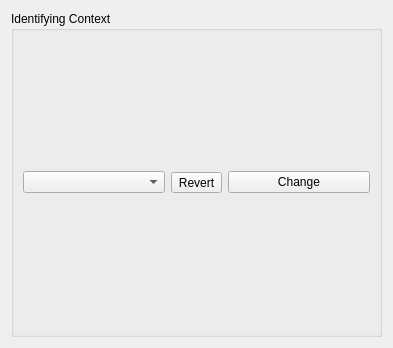
Old version of the form src/pyphoplacecellanalysis/GUI/Qt/Widgets/IdentifyingContextSelector/IdentifyingContextSelectorWidget.ui in the repository CommanderPho/pyPhoPlaceCellAnalysis.
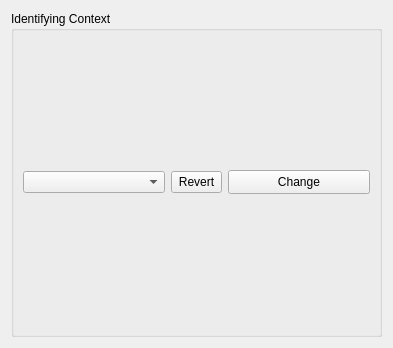
New version of the form.

```diff
--- a/src/pyphoplacecellanalysis/GUI/Qt/Widgets/IdentifyingContextSelector/IdentifyingContextSelectorWidget.ui
+++ b/src/pyphoplacecellanalysis/GUI/Qt/Widgets/IdentifyingContextSelector/IdentifyingContextSelectorWidget.ui
@@ -38,6 +38,18 @@
       </item>
       <item>
        <widget class="QToolButton" name="btnRevert">
+        <property name="minimumSize">
+         <size>
+          <width>0</width>
+          <height>22</height>
+         </size>
+        </property>
+        <property name="baseSize">
+         <size>
+          <width>0</width>
+          <height>22</height>
+         </size>
+        </property>
         <property name="text">
          <string>Revert</string>
         </property>
@@ -45,6 +57,18 @@
       </item>
       <item>
        <widget class="QPushButton" name="btnConfirm">
+        <property name="minimumSize">
+         <size>
+          <width>0</width>
+          <height>24</height>
+         </size>
+        </property>
+        <property name="baseSize">
+         <size>
+          <width>0</width>
+          <height>24</height>
+         </size>
+        </property>
         <property name="text">
          <string>Change</string>
         </property>
```
